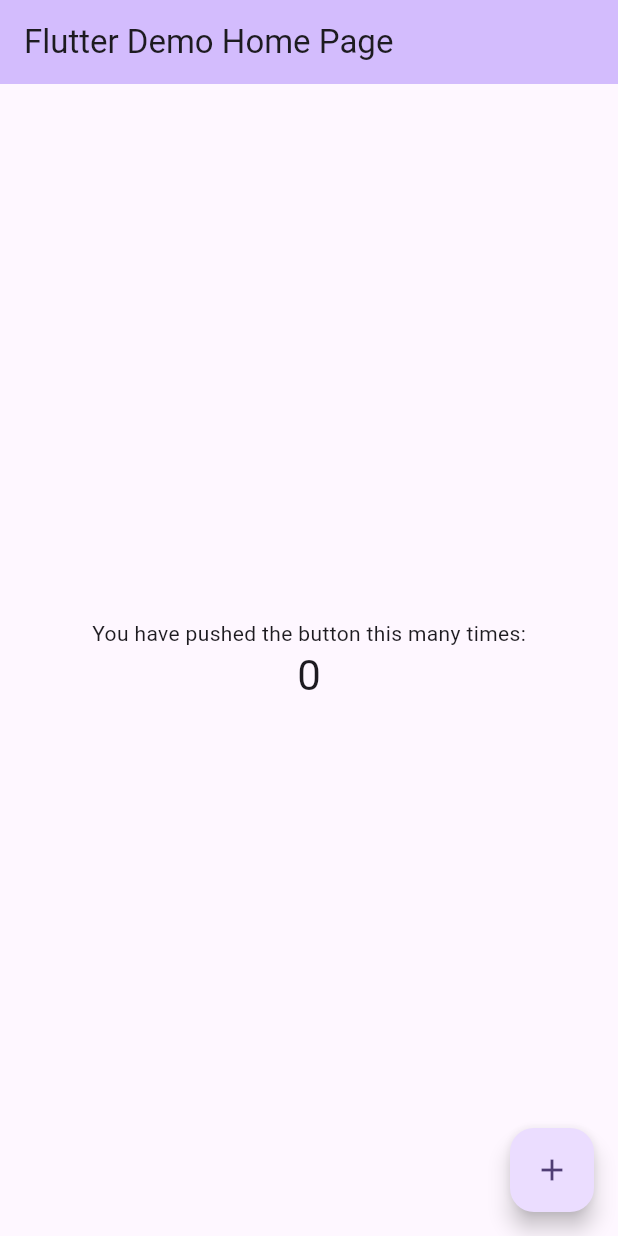
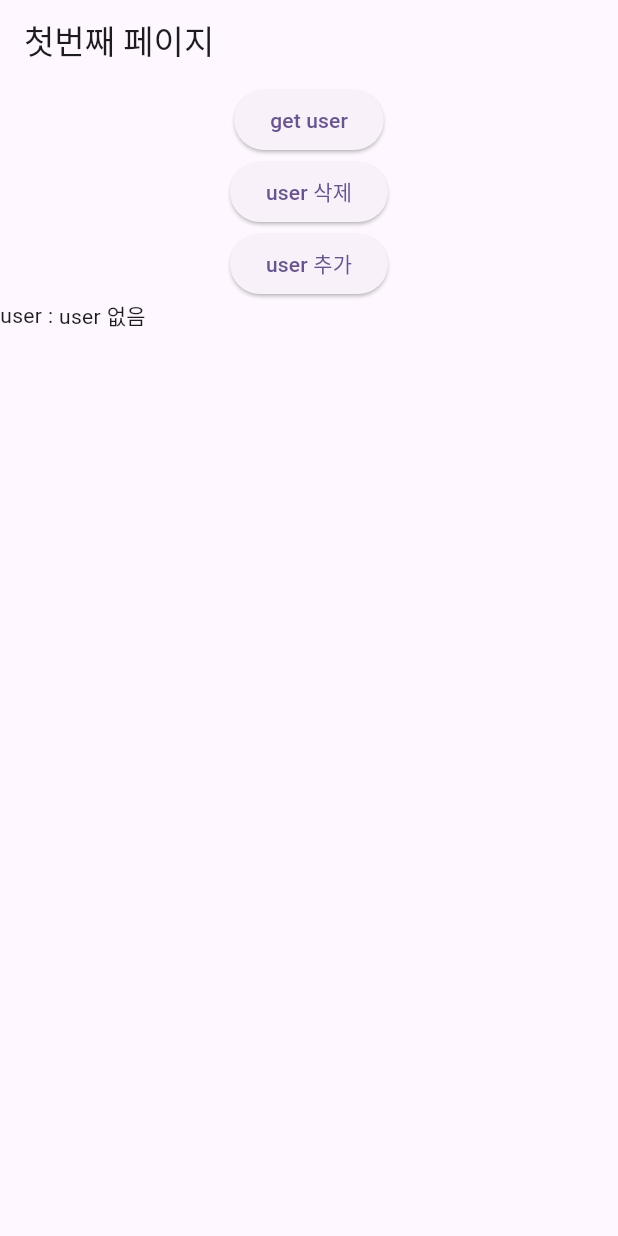
Before and after one commit to taehyen/FlutterCleanArchitecture, a Flutter app: the screen it shows after launch, on a phone screen of 412 x 824 dp. Run offline on Flutter 3.47's test engine with Material 3 defaults, Android fonts, the phone set to English and light mode, and no system bars; our stand-ins replace freezed_annotation.

Commit message:
기본 구조 설계 및 통신 가능

```diff
--- /dev/null
+++ b/lib/data/api/user_api.dart
@@ -0,0 +1,12 @@
+import 'package:taehyen/data/util/custom_connect.dart';
+import 'package:taehyen/domain/model/result/result.dart';
+
+/// CustomConnect를 상속받아 get 메서드를 사용할수 있음
+/// CustomConnect는 정의한 객체 입니다.
+/// 호출 및 반환 역할만 함.
+class UserApi extends CustumConnect {
+  Future<Result<Map<String, dynamic>>> getUser() {
+    var response = get(url: "https://randomuser.me/api");
+    return response;
+  }
+}
--- /dev/null
+++ b/lib/data/repository/user_repository_impl.dart
@@ -0,0 +1,31 @@
+import 'package:taehyen/data/api/user_api.dart';
+import 'package:taehyen/domain/model/result/result.dart';
+import 'package:taehyen/domain/model/user/user.dart';
+import 'package:taehyen/domain/repository/user_repository.dart';
+
+/// UserRepository 를 구현 해야함
+class UserRepositoryImpl implements UserRepository {
+  UserApi api;
+  UserRepositoryImpl(this.api);
+
+  @override
+  Future<Result<User>> getUser() async {
+    var result = await api.get(url: 'https://randomuser.me/api');
+    return result.when(success: (s) {
+      var model = User.fromJson(s);
+      return Result.success(model);
+    }, error: (e) {
+      return Result.error("getUser api 호출 중 에러 $e");
+    });
+  }
+
+  @override
+  Future<Result<bool>> addUser() {
+    return Future.value(Result.success(true));
+  }
+
+  @override
+  Future<Result<bool>> deleteUser() {
+    return Future.value(Result.error("삭제 실패"));
+  }
+}
--- /dev/null
+++ b/lib/data/util/custom_connect.dart
@@ -0,0 +1,19 @@
+import 'dart:convert';
+
+import 'package:taehyen/domain/model/result/result.dart';
+import 'package:http/http.dart' as http;
+
+/// 샘플 프로젝트에서 사용하는 메서드가 get 밖에 없어서  get만 정의
+/// 디코딩 하고 resule 0번 인덱스는 데이터 구조가 정형화 되어 있어 result 0 번 인덱스로 고정
+class CustumConnect {
+  Future<Result<Map<String, dynamic>>> get(
+      {required String url, Map<String, String>? header}) async {
+    var headers = header ?? {"context-type": "application/json"};
+    var response = await http.get(Uri.parse(url), headers: headers);
+    if (response.statusCode < 200 || response.statusCode > 299) {
+      Result.error("http 실패");
+    }
+    Map<String, dynamic> json = jsonDecode(response.body)["results"][0];
+    return Result.success(json);
+  }
+}
--- /dev/null
+++ b/lib/domain/model/result/result.dart
@@ -0,0 +1,13 @@
+import 'package:freezed_annotation/freezed_annotation.dart';
+
+part 'result.freezed.dart';
+
+@freezed
+abstract class Result<T> with _$Result<T> {
+  Result._();
+  factory Result.success(T data) = _Success;
+  factory Result.error(String message) = _Error;
+
+  bool get isSuccess => this is _Success;
+  bool get isError => this is _Error;
+}
--- /dev/null
+++ b/lib/domain/model/user/user.dart
@@ -0,0 +1,88 @@
+import 'package:freezed_annotation/freezed_annotation.dart';
+
+part 'user.freezed.dart';
+part 'user.g.dart';
+
+@freezed
+class User with _$User {
+  const factory User({
+    required String gender,
+    required Name name,
+    required Location location,
+    required String email,
+    required Picture picture,
+    required String phone,
+    required String cell,
+  }) = _User;
+
+  factory User.fromJson(Map<String, Object?> json) => _$UserFromJson(json);
+}
+
+@freezed
+class Name with _$Name {
+  const factory Name({
+    required String title,
+    required String first,
+    required String last,
+  }) = _Name;
+
+  factory Name.fromJson(Map<String, Object?> json) => _$NameFromJson(json);
+}
+
+@freezed
+class Location with _$Location {
+  const factory Location({
+    required Street street,
+    required String city,
+    required String state,
+    required String country,
+    required int postcode,
+    required Coordinates coordinates,
+    required TimeZone timezone,
+  }) = _Location;
+
+  factory Location.fromJson(Map<String, Object?> json) =>
+      _$LocationFromJson(json);
+}
+
+@freezed
+class Street with _$Street {
+  const factory Street({
+    required int number,
+    required String name,
+  }) = _Street;
+
+  factory Street.fromJson(Map<String, Object?> json) => _$StreetFromJson(json);
+}
+
+@freezed
+class Coordinates with _$Coordinates {
+  const factory Coordinates({
+    required String latitude,
+    required String longitude,
+  }) = _Coordinates;
+
+  factory Coordinates.fromJson(Map<String, Object?> json) =>
+      _$CoordinatesFromJson(json);
+}
+
+@freezed
+class TimeZone with _$TimeZone {
+  const factory TimeZone(
+      {required String offset, required String description}) = _TimeZone;
+
+  factory TimeZone.fromJson(Map<String, Object?> json) =>
+      _$TimeZoneFromJson(json);
+}
+
+@freezed
+class Picture with _$Picture {
+  const factory Picture({
+    required String large,
+    required String medium,
+    required String thumbnail,
+  }) = _Picture;
+
+  factory Picture.fromJson(Map<String, Object?> json) =>
+      _$PictureFromJson(json);
+}
--- /dev/null
+++ b/lib/domain/repository/user_repository.dart
@@ -0,0 +1,11 @@
+import 'package:taehyen/domain/model/result/result.dart';
+import 'package:taehyen/domain/model/user/user.dart';
+
+abstract class UserRepository {
+  Future<Result<User>> getUser();
+
+//// ---------------  아래 메서드는 학습을 위한 메서드 입니다. 반환값은 임의의 bool 값입니다.
+  Future<Result<bool>> deleteUser();
+
+  Future<Result<bool>> addUser();
+}
--- /dev/null
+++ b/lib/domain/service/user_service.dart
@@ -0,0 +1,27 @@
+import 'package:taehyen/domain/model/result/result.dart';
+import 'package:taehyen/domain/model/user/user.dart';
+import 'package:taehyen/domain/repository/user_repository.dart';
+import 'package:taehyen/domain/usecase/user_usecase.dart';
+
+class UserService implements UserUsecase {
+  final UserRepository userRepo;
+  UserService(this.userRepo);
+
+  @override
+  Future<Result<User>> getUser() async {
+    var result = await userRepo.getUser();
+    return result;
+  }
+
+  @override
+  Future<Result<bool>> addUser(User user) async {
+    var result = await userRepo.addUser();
+    return result;
+  }
+
+  @override
+  Future<Result<bool>> deleteUser() async {
+    var result = await userRepo.deleteUser();
+    return result;
+  }
+}
--- /dev/null
+++ b/lib/domain/usecase/user_usecase.dart
@@ -0,0 +1,11 @@
+import 'package:taehyen/domain/model/result/result.dart';
+import 'package:taehyen/domain/model/user/user.dart';
+
+abstract class UserUsecase {
+  Future<Result<User>> getUser();
+
+//// ---------------  아래 메서드는 학습을 위한 메서드 입니다. 반환값은 임의의 bool 값입니다.
+  Future<Result<bool>> deleteUser();
+
+  Future<Result<bool>> addUser(User user);
+}
--- a/lib/main.dart
+++ b/lib/main.dart
@@ -1,125 +1,34 @@
+// 필요한 위젯 메서드 등이 정의 되어 있습니다.
 import 'package:flutter/material.dart';
+import 'package:taehyen/presentation/home.dart';
 
+/// 처음 실행해야 하는 메서드
 void main() {
+  // 앱을 실행, material.dart안에 들어있는 메서드
   runApp(const MyApp());
 }
 
 class MyApp extends StatelessWidget {
   const MyApp({super.key});
 
-  // This widget is the root of your application.
   @override
   Widget build(BuildContext context) {
+    // MaterialApp: 앱을 만들기 위한 기본 셋팅
     return MaterialApp(
+      /// 우측 상단에 개발 중임을 표시하는 배너 표시 (false없음 기본값 true)
+      debugShowCheckedModeBanner: false,
       title: 'Flutter Demo',
       theme: ThemeData(
-        // This is the theme of your application.
-        //
-        // TRY THIS: Try running your application with "flutter run". You'll see
-        // the application has a purple toolbar. Then, without quitting the app,
-        // try changing the seedColor in the colorScheme below to Colors.green
-        // and then invoke "hot reload" (save your changes or press the "hot
-        // reload" button in a Flutter-supported IDE, or press "r" if you used
-        // the command line to start the app).
-        //
-        // Notice that the counter didn't reset back to zero; the application
-        // state is not lost during the reload. To reset the state, use hot
-        // restart instead.
-        //
-        // This works for code too, not just values: Most code changes can be
-        // tested with just a hot reload.
         colorScheme: ColorScheme.fromSeed(seedColor: Colors.deepPurple),
         useMaterial3: true,
       ),
-      home: const MyHomePage(title: 'Flutter Demo Home Page'),
+      // 여기에서 시작
+      // 만약 routes 속성을 넣고 home 속성을 넣지 않으면 routes의 initial 속성의 페이지에서 시작
+      home: const MyHomePage(),
+      // routes: {
+      //   "/": (context) => MyHomePage(),
+      //   "/about": (context) => About(),
+      // },
     );
   }
 }
-
-class MyHomePage extends StatefulWidget {
-  const MyHomePage({super.key, required this.title});
-
-  // This widget is the home page of your application. It is stateful, meaning
-  // that it has a State object (defined below) that contains fields that affect
-  // how it looks.
-
-  // This class is the configuration for the state. It holds the values (in this
-  // case the title) provided by the parent (in this case the App widget) and
-  // used by the build method of the State. Fields in a Widget subclass are
-  // always marked "final".
-
-  final String title;
-
-  @override
-  State<MyHomePage> createState() => _MyHomePageState();
-}
-
-class _MyHomePageState extends State<MyHomePage> {
-  int _counter = 0;
-
-  void _incrementCounter() {
-    setState(() {
-      // This call to setState tells the Flutter framework that something has
-      // changed in this State, which causes it to rerun the build method below
-      // so that the display can reflect the updated values. If we changed
-      // _counter without calling setState(), then the build method would not be
-      // called again, and so nothing would appear to happen.
-      _counter++;
-    });
-  }
-
-  @override
-  Widget build(BuildContext context) {
-    // This method is rerun every time setState is called, for instance as done
-    // by the _incrementCounter method above.
-    //
-    // The Flutter framework has been optimized to make rerunning build methods
-    // fast, so that you can just rebuild anything that needs updating rather
-    // than having to individually change instances of widgets.
-    return Scaffold(
-      appBar: AppBar(
-        // TRY THIS: Try changing the color here to a specific color (to
-        // Colors.amber, perhaps?) and trigger a hot reload to see the AppBar
-        // change color while the other colors stay the same.
-        backgroundColor: Theme.of(context).colorScheme.inversePrimary,
-        // Here we take the value from the MyHomePage object that was created by
-        // the App.build method, and use it to set our appbar title.
-        title: Text(widget.title),
-      ),
-      body: Center(
-        // Center is a layout widget. It takes a single child and positions it
-        // in the middle of the parent.
-        child: Column(
-          // Column is also a layout widget. It takes a list of children and
-          // arranges them vertically. By default, it sizes itself to fit its
-          // children horizontally, and tries to be as tall as its parent.
-          //
-          // Column has various properties to control how it sizes itself and
-          // how it positions its children. Here we use mainAxisAlignment to
-          // center the children vertically; the main axis here is the vertical
-          // axis because Columns are vertical (the cross axis would be
-          // horizontal).
-          //
-          // TRY THIS: Invoke "debug painting" (choose the "Toggle Debug Paint"
-          // action in the IDE, or press "p" in the console), to see the
-          // wireframe for each widget.
-          mainAxisAlignment: MainAxisAlignment.center,
-          children: <Widget>[
-            const Text(
-              'You have pushed the button this many times:',
-            ),
-            Text(
-              '$_counter',
-              style: Theme.of(context).textTheme.headlineMedium,
-            ),
-          ],
-        ),
-      ),
-      floatingActionButton: FloatingActionButton(
-        onPressed: _incrementCounter,
-        tooltip: 'Increment',
-        child: const Icon(Icons.add),
-      ), // This trailing comma makes auto-formatting nicer for build methods.
-    );
-  }
-}
--- /dev/null
+++ b/lib/presentation/home.dart
@@ -0,0 +1,33 @@
+import 'package:flutter/material.dart';
+import 'package:taehyen/data/api/user_api.dart';
+import 'package:taehyen/data/repository/user_repository_impl.dart';
+import 'package:taehyen/domain/service/user_service.dart';
+import 'package:taehyen/presentation/page_1/page_1.dart';
+import 'package:taehyen/presentation/page_1/page_1_viewmode.dart';
+import 'package:taehyen/presentation/page_2/page_2.dart';
+
+class MyHomePage extends StatelessWidget {
+  const MyHomePage({super.key});
+
+  @override
+  Widget build(BuildContext context) {
+    // column : 여러개 항목이 들어 갈수 있기 때문에 children속성을 갖는다
+    // row : 여러개 항목이 들어 갈수 있기 때문에 children속성을 갖는다
+    // stack : 여러개 항목이 들어 갈수 있기 때문에 children속성을 갖는다
+    return Scaffold(
+      body: PageView(
+        children: [
+          PageScreenOne(
+            title: "첫번째 페이지",
+            vm: PageOneViewModel(
+              UserService(UserRepositoryImpl(UserApi())),
+            ),
+          ),
+          PageScreenTwo(
+            title: "두번째 페이지",
+          ),
+        ],
+      ),
+    );
+  }
+}
--- /dev/null
+++ b/lib/presentation/page_1/page_1.dart
@@ -0,0 +1,95 @@
+import 'package:flutter/material.dart';
+import 'package:taehyen/domain/model/user/user.dart';
+import 'package:taehyen/presentation/page_1/page_1_viewmode.dart';
+
+class PageScreenOne extends StatefulWidget {
+  final PageOneViewModel vm;
+  final String title;
+  const PageScreenOne({
+    super.key,
+    required this.title,
+    required this.vm,
+  });
+
+  @override
+  State<PageScreenOne> createState() => _PageScreenOneState();
+}
+
+class _PageScreenOneState extends State<PageScreenOne> {
+  User? get user => widget.vm.user;
+  String? get errorMessage => widget.vm.errorMessage;
+  bool get isFetching => widget.vm.isFetching;
+
+  @override
+  Widget build(BuildContext context) {
+    return Scaffold(
+      appBar: AppBar(
+        title: Text(widget.title),
+      ),
+      body: Column(
+        children: [
+          /// user 가져오는 버튼
+          ElevatedButton(
+            onPressed: isFetching
+                ? null
+                : () async {
+                    await widget.vm.getUser();
+                    setState(() {}); // 화면 갱신
+                  },
+            child: Text("get user"),
+          ),
+          ElevatedButton(
+            onPressed: () async {
+              await widget.vm.deleteUser();
+              setState(() {}); // 화면 갱신
+            },
+            child: Text("user 삭제"),
+          ),
+          ElevatedButton(
+            onPressed: () async {
+              await widget.vm.addUser(user);
+              setState(() {}); // 화면 갱신
+            },
+            child: Text("user 추가"),
+          ),
+
+          /// ui presentation
+          Column(
+            children: [
+              Row(
+                crossAxisAlignment: CrossAxisAlignment.start,
+                children: [
+                  Text("user : "),
+                  if (user != null)
+                    Column(
+                      children: [
+                        Text(user!.name.first + user!.name.last),
+                        // 무슨 이유에서인지.. user에서 받아온 이미지가 출력되지 않아 임시로 Gif링크 넣어놓음
+                        Image.network(
+                          'https://docs.flutter.dev/assets/images/dash/dash-fainting.gif',
+                          width: 100,
+                          height: 50,
+                        ),
+                      ],
+                    ),
+                  if (user == null) Text("user 없음"),
+                ],
+              ),
+              Row(
+                children: [
+                  if (errorMessage != null)
+                    Column(
+                      children: [
+                        Text("message : "),
+                        Text(errorMessage!),
+                      ],
+                    ),
+                ],
+              )
+            ],
+          ),
+        ],
+      ),
+    );
+  }
+}
--- /dev/null
+++ b/lib/presentation/page_1/page_1_viewmode.dart
@@ -0,0 +1,60 @@
+import 'package:taehyen/domain/model/user/user.dart';
+import 'package:taehyen/domain/usecase/user_usecase.dart';
+
+class PageOneViewModel {
+  final UserUsecase userUsecase;
+  PageOneViewModel(this.userUsecase);
+  bool isFetching = false;
+  User? user;
+  String? errorMessage;
+  init() {
+    user = null;
+    errorMessage = null;
+  }
+
+  getUser() async {
+    init();
+    isFetching = true;
+    var result = await userUsecase.getUser();
+    result.when(success: (s) {
+      user = s;
+    }, error: (e) {
+      errorMessage = e;
+    });
+    isFetching = false;
+  }
+
+  addUser(User? user) async {
+    isFetching = true;
+    // 변수명이 겹치는 경우는
+    // 현재 객체를 지정할때 this 를 사용
+    if (this.user != null) {
+      var result = await userUsecase.addUser(this.user!);
+      result.when(success: (s) {
+        if (s) {
+          errorMessage = "추가 성공";
+        } else {
+          errorMessage = "서버에서 추가 실패";
+        }
+      }, error: (e) {
+        errorMessage = e;
+      });
+    } else {
+      errorMessage = "삭제할 유저가 없습니다.";
+    }
+    isFetching = false;
+  }
+
+  deleteUser() async {
+    var result = await userUsecase.deleteUser();
+    result.when(success: (s) {
+      if (s) {
+        errorMessage = "삭제 성공";
+      } else {
+        errorMessage = "서버에서 삭제 실패";
+      }
+    }, error: (e) {
+      errorMessage = e;
+    });
+  }
+}
--- /dev/null
+++ b/lib/presentation/page_2/page_2_viewmodel.dart
@@ -0,0 +1 @@
+class PageTwoViewModel {}
--- a/pubspec.yaml
+++ b/pubspec.yaml
@@ -35,6 +35,12 @@ dependencies:
   # The following adds the Cupertino Icons font to your application.
   # Use with the CupertinoIcons class for iOS style icons.
   cupertino_icons: ^1.0.2
+  freezed: ^2.4.6
+  freezed_annotation: ^2.4.1
+  build_runner: ^2.4.7
+  json_annotation: ^4.8.1
+  json_serializable: ^6.7.1
+  http: ^1.1.2
 
 dev_dependencies:
   flutter_test:
```
Also changed, not shown: lib/presentation/page_2/page_2.dart (added, +17 -0 lines), lib/domain/model/result/result.freezed.dart (added), lib/domain/model/user/user.freezed.dart (added), lib/domain/model/user/user.g.dart (added).
